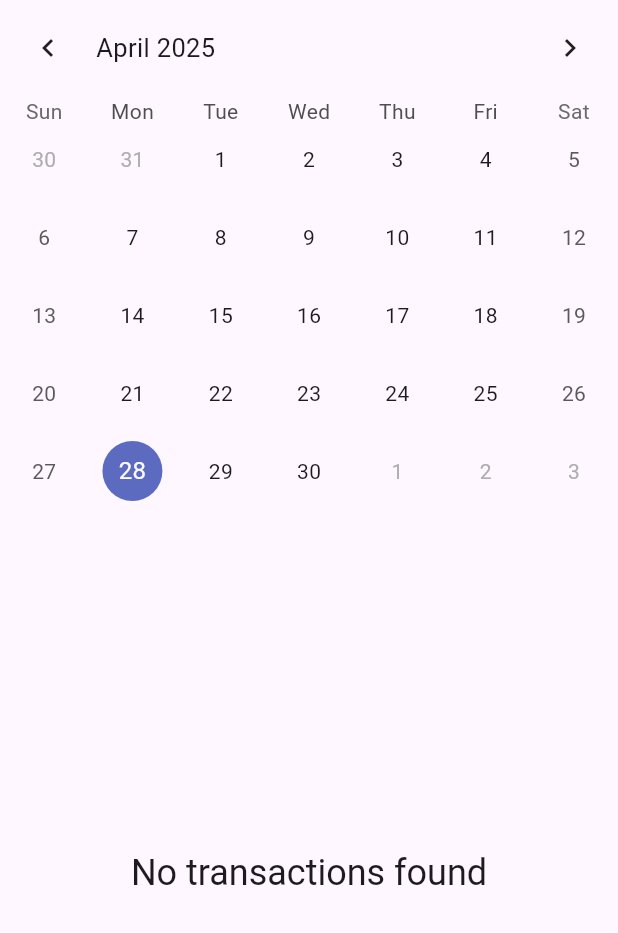
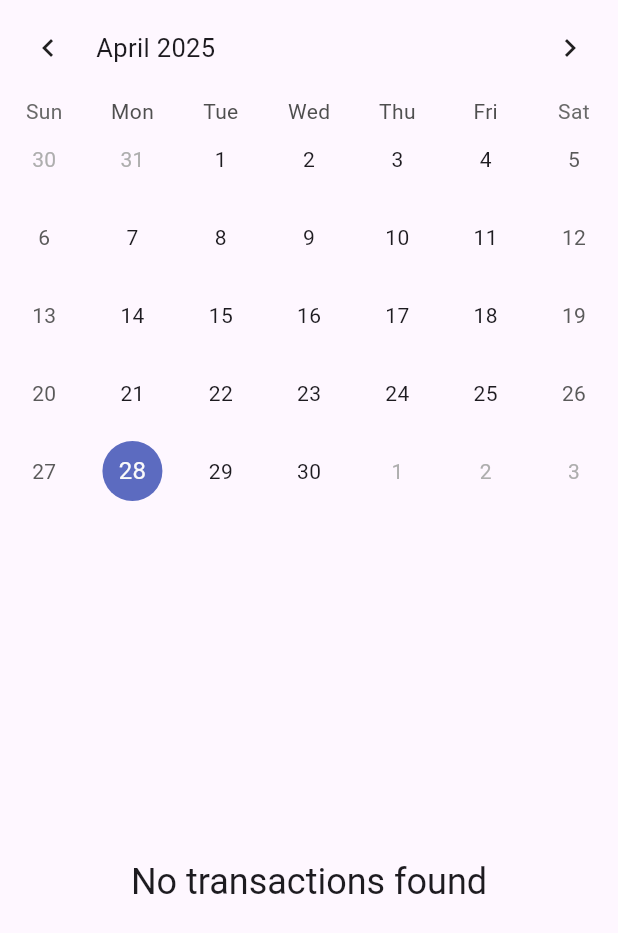
Before and after one commit to WhoIsConch/Budgeteer, a Flutter app: the History widget shown alone on an empty page, opened directly, on a phone screen of 412 x 824 dp. Shown: the top 933 px of the screen. Run offline on Flutter 3.47's test engine with Material 3 defaults, Android fonts, the phone set to English and light mode, and no system bars; drawn by our look-alikes of dynamic_color, table_calendar; our stand-ins replace auto_size_text, carousel_slider, drift, fl_chart, flutter_colorpicker, flutter_dotenv and 4 more; missing offline and left inert: drift_sqlite_async, powersync; accounts and stored records are empty; generated files the repository leaves out were written again; statements that could not run were skipped.

Commit message:
Padding on something

```diff
--- a/lib/views/history.dart
+++ b/lib/views/history.dart
@@ -131,7 +131,9 @@ class _HistoryState extends State<History> {
           onPageChanged: _onPageChanged,
           eventLoader: _getEventsForDay,
         ),
-        if (_isLoading) LinearProgressIndicator(),
+        SizedBox(
+          height: 12,
+        ),
         Expanded(
             child: ValueListenableBuilder<List<Transaction>>(
                 valueListenable: _selectedEvents,
--- a/lib/views/home.dart
+++ b/lib/views/home.dart
@@ -54,7 +54,7 @@ class _HomePageState extends State<HomePage> {
             },
           ),
           Padding(
-            padding: const EdgeInsets.all(8.0),
+            padding: const EdgeInsets.fromLTRB(8.0, 8.0, 8.0, 0),
             child: Row(children: [
               Text("Recent activity",
                   style: Theme.of(context).textTheme.headlineMedium!.copyWith(
```
Also changed, not shown: lib/services/app_database.dart (+5 -4 lines).
